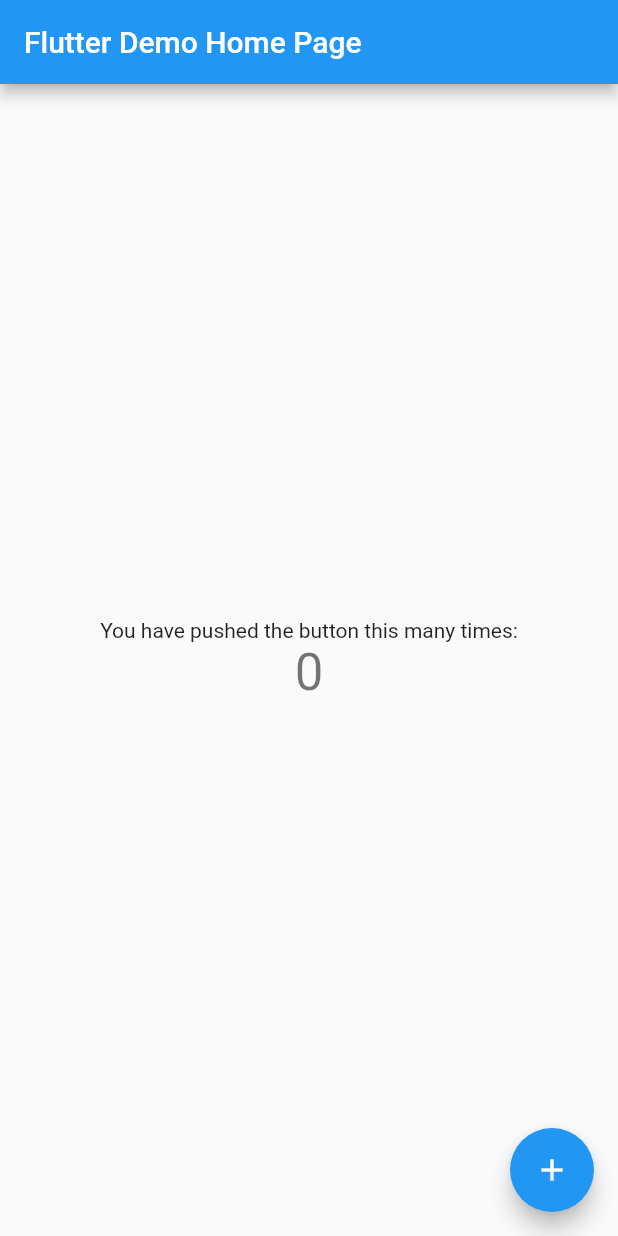
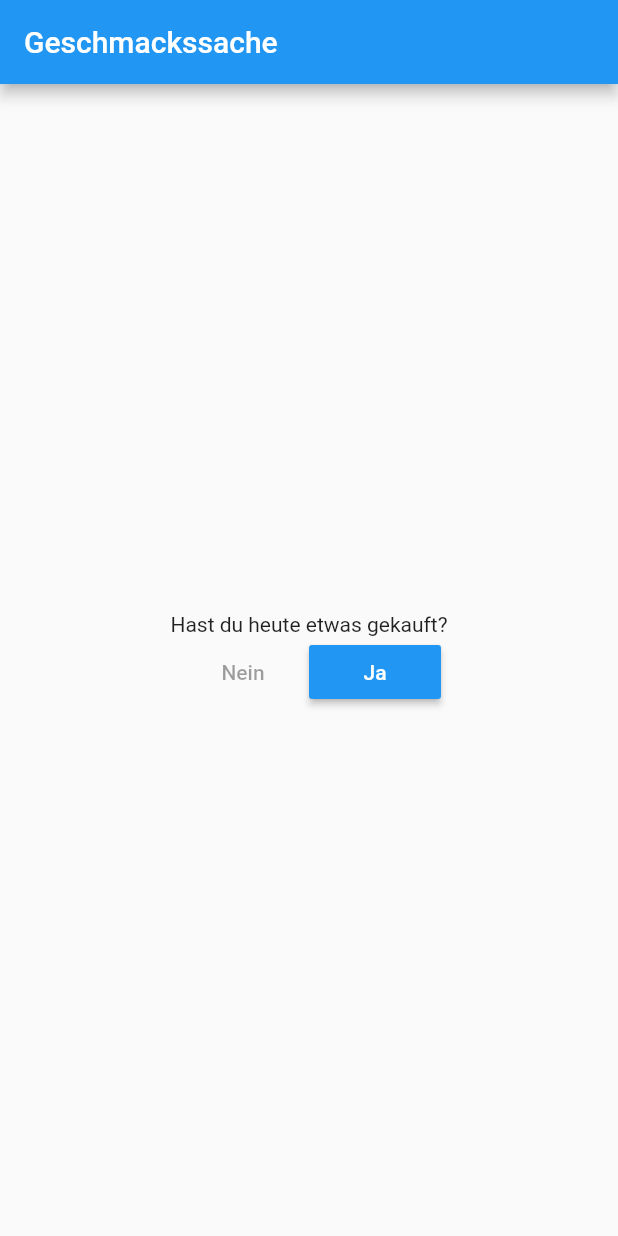
Before and after one commit to BoonRmaschine/geschmackssache, a Flutter app: the screen it shows after launch, on a phone screen of 412 x 824 dp. Run offline on Flutter 3.47's test engine with Material 2 defaults, Android fonts, the phone set to English and light mode, and no system bars.

Commit message:
Added first screen prototype

```diff
--- a/app/lib/main.dart
+++ b/app/lib/main.dart
@@ -1,3 +1,5 @@
+import 'ProductList.dart';
+
 import 'package:flutter/material.dart';
 
 void main() => runApp(new MyApp());
@@ -19,7 +21,7 @@ class MyApp extends StatelessWidget {
         // counter didn't reset back to zero; the application is not restarted.
         primarySwatch: Colors.blue,
       ),
-      home: new MyHomePage(title: 'Flutter Demo Home Page'),
+      home: new MyHomePage(title: 'Geschmackssache'),
     );
   }
 }
@@ -43,18 +45,6 @@ class MyHomePage extends StatefulWidget {
 }
 
 class _MyHomePageState extends State<MyHomePage> {
-  int _counter = 0;
-
-  void _incrementCounter() {
-    setState(() {
-      // This call to setState tells the Flutter framework that something has
-      // changed in this State, which causes it to rerun the build method below
-      // so that the display can reflect the updated values. If we changed
-      // _counter without calling setState(), then the build method would not be
-      // called again, and so nothing would appear to happen.
-      _counter++;
-    });
-  }
 
   @override
   Widget build(BuildContext context) {
@@ -65,15 +55,15 @@ class _MyHomePageState extends State<MyHomePage> {
     // fast, so that you can just rebuild anything that needs updating rather
     // than having to individually change instances of widgets.
     return new Scaffold(
-      appBar: new AppBar(
+      appBar: AppBar(
         // Here we take the value from the MyHomePage object that was created by
         // the App.build method, and use it to set our appbar title.
-        title: new Text(widget.title),
+        title: Text(widget.title),
       ),
-      body: new Center(
+      body: Center(
         // Center is a layout widget. It takes a single child and positions it
         // in the middle of the parent.
-        child: new Column(
+        child: Column(
           // Column is also layout widget. It takes a list of children and
           // arranges them vertically. By default, it sizes itself to fit its
           // children horizontally, and tries to be as tall as its parent.
@@ -89,20 +79,30 @@ class _MyHomePageState extends State<MyHomePage> {
           // horizontal).
           mainAxisAlignment: MainAxisAlignment.center,
           children: <Widget>[
-            new Text(
-              'You have pushed the button this many times:',
+            Text(
+              'Hast du heute etwas gekauft?',
             ),
-            new Text(
-              '$_counter',
-              style: Theme.of(context).textTheme.display1,
+            Center(
+              child:
+              Row(
+                  mainAxisSize: MainAxisSize.min,
+                  children: <Widget>[
+                    FlatButton(onPressed:null, child: new Text("Nein")),
+                    RaisedButton(
+                        color: Theme.of(context).primaryColor,
+                        onPressed:
+                        (){
+                          Navigator.push(
+                              context,
+                              MaterialPageRoute(builder: (context) => Products()) );
+                        },
+                        child: Text("Ja", style: TextStyle(color: Colors.white),),
+                    ),
+                  ]
+              ),
             ),
           ],
         ),
-      ),
-      floatingActionButton: new FloatingActionButton(
-        onPressed: _incrementCounter,
-        tooltip: 'Increment',
-        child: new Icon(Icons.add),
       ), // This trailing comma makes auto-formatting nicer for build methods.
     );
   }
--- /dev/null
+++ b/app/res/values/strings_en.arb
@@ -0,0 +1 @@
+{}
```
Also changed, not shown: app/lib/ProductList.dart (added, +100 -0 lines), app/lib/generated/i18n.dart (added).
